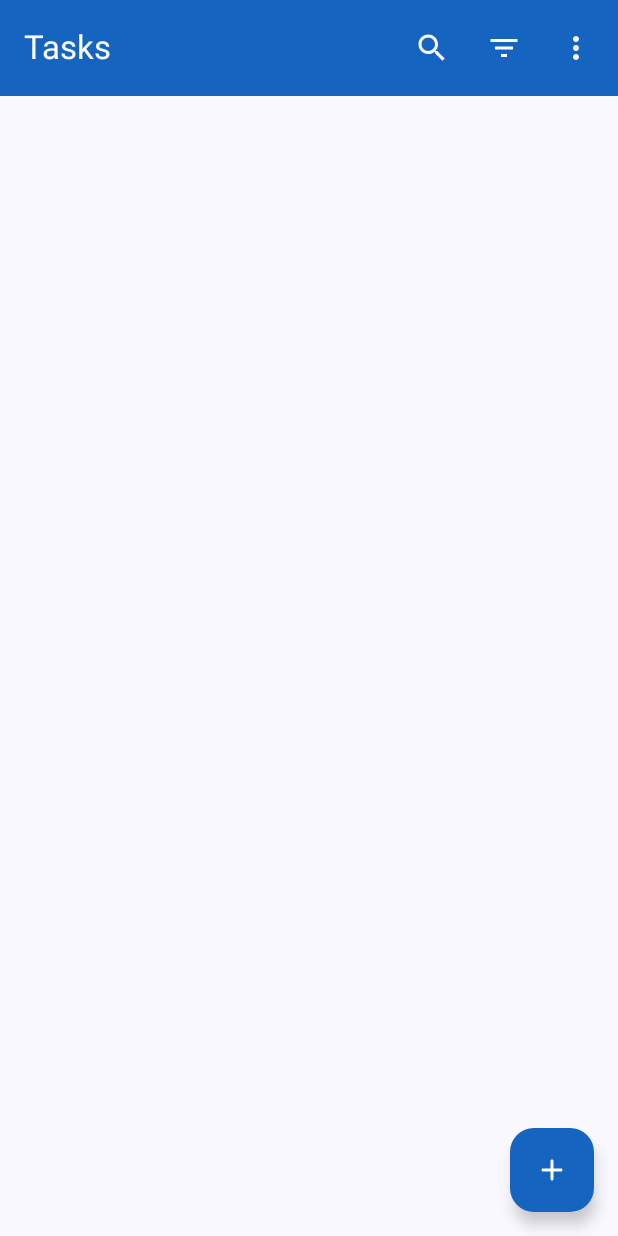
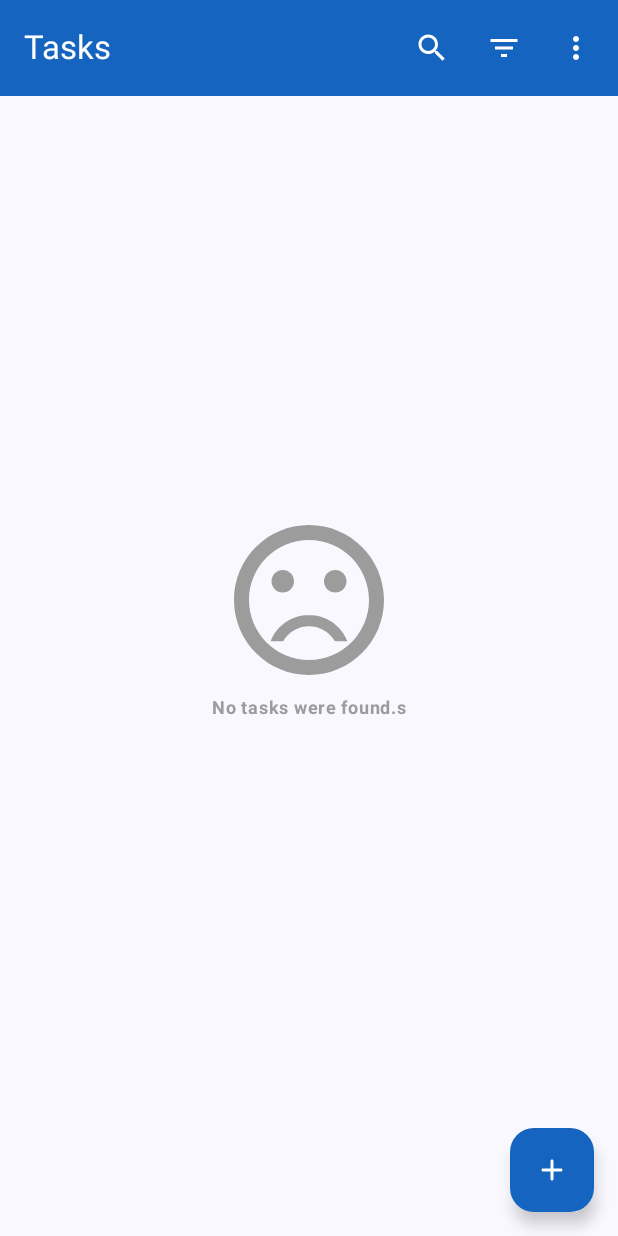
Before and after one commit to kroxon/ToDo_Compose_App, an Android app built with Jetpack Compose: the composable ListScreen shown on its own in the app's theme, on a phone screen of 412 x 824 dp. Run offline under Robolectric (Android 15) with nearby library versions, the phone set to English and light mode, and no system bars; our stand-ins replace Dagger/Hilt's generated code, Room's generated code.

```diff
--- /dev/null
+++ b/app/src/main/java/com/todocomposeapp/ui/screens/list/EmptyContent.kt
@@ -0,0 +1,50 @@
+package com.todocomposeapp.ui.screens.list
+
+import androidx.compose.foundation.background
+import androidx.compose.foundation.layout.Arrangement
+import androidx.compose.foundation.layout.Column
+import androidx.compose.foundation.layout.fillMaxSize
+import androidx.compose.foundation.layout.size
+import androidx.compose.material3.Icon
+import androidx.compose.material3.MaterialTheme
+import androidx.compose.material3.Text
+import androidx.compose.runtime.Composable
+import androidx.compose.ui.Alignment
+import androidx.compose.ui.Modifier
+import androidx.compose.ui.res.painterResource
+import androidx.compose.ui.res.stringResource
+import androidx.compose.ui.text.font.FontWeight
+import androidx.compose.ui.tooling.preview.Preview
+import androidx.compose.ui.unit.dp
+import com.todocomposeapp.R
+import com.todocomposeapp.ui.theme.MediumGrey
+
+@Composable
+fun EmptyContent() {
+    Column(
+        modifier = Modifier
+            .fillMaxSize()
+            .background(MaterialTheme.colorScheme.background),
+        horizontalAlignment = Alignment.CenterHorizontally,
+        verticalArrangement = Arrangement.Center
+    ) {
+        Icon(
+            painter = painterResource(id = R.drawable.ic_sad_face),
+            contentDescription = stringResource(id = R.string.sad_icon),
+            modifier = Modifier.size(120.dp),
+            tint = MediumGrey
+        )
+        Text(
+            text = stringResource(id = R.string.no_tasks_found),
+            color = MediumGrey,
+            fontWeight = FontWeight.Bold,
+            fontSize = MaterialTheme.typography.labelMedium.fontSize
+        )
+    }
+}
+
+@Composable
+@Preview
+private fun EmptyContentPreview(){
+    EmptyContent()
+}
--- a/app/src/main/java/com/todocomposeapp/ui/screens/list/ListScreen.kt
+++ b/app/src/main/java/com/todocomposeapp/ui/screens/list/ListScreen.kt
@@ -1,7 +1,9 @@
 package com.todocomposeapp.ui.screens.list
 
 import android.annotation.SuppressLint
+import android.util.Log
 import androidx.compose.foundation.background
+import androidx.compose.foundation.layout.padding
 import androidx.compose.material.icons.Icons
 import androidx.compose.material.icons.filled.Add
 import androidx.compose.material.icons.rounded.Add
@@ -14,6 +16,8 @@ import androidx.compose.material3.MaterialTheme
 import androidx.compose.material3.Scaffold
 import androidx.compose.material3.darkColorScheme
 import androidx.compose.runtime.Composable
+import androidx.compose.runtime.LaunchedEffect
+import androidx.compose.runtime.collectAsState
 import androidx.compose.runtime.getValue
 import androidx.compose.ui.Modifier
 import androidx.compose.ui.graphics.Color
@@ -22,6 +26,7 @@ import androidx.compose.ui.res.stringResource
 import androidx.compose.ui.tooling.preview.Preview
 import androidx.lifecycle.ViewModel
 import com.todocomposeapp.R
+import com.todocomposeapp.ui.theme.TOP_APP_BAR_HEIGHT
 import com.todocomposeapp.ui.theme.fabContentColor
 import com.todocomposeapp.ui.viewmodels.SharedViewModel
 import com.todocomposeapp.util.SearchAppBarState
@@ -33,6 +38,12 @@ fun ListScreen(
     navigateToTaskScreen: (Int) -> Unit,
     sharedViewModel: SharedViewModel
 ) {
+
+    LaunchedEffect(key1 = true) {
+        sharedViewModel.getAllTasks()
+    }
+    val allTasks by sharedViewModel.allTasks.collectAsState()
+
     val searchAppBarState: SearchAppBarState by sharedViewModel.searchAppBarState
     val searchTextState: String by sharedViewModel.searchTextState
 
@@ -45,7 +56,10 @@ fun ListScreen(
             )
         },
         content = {
-                  ListContent()
+            ListContent(
+                tasks = allTasks,
+                navigateToTaskScreens = navigateToTaskScreen
+            )
         },
         floatingActionButton = {
             ListFab(onFabClicked = navigateToTaskScreen)
--- /dev/null
+++ b/app/src/main/res/drawable/ic_sad_face.xml
@@ -0,0 +1,7 @@
+<vector android:height="24dp" android:tint="#000000"
+    android:viewportHeight="24" android:viewportWidth="24"
+    android:width="24dp" xmlns:android="http://schemas.android.com/apk/res/android">
+    <path android:fillColor="@android:color/white" android:pathData="M15.5,9.5m-1.5,0a1.5,1.5 0,1 1,3 0a1.5,1.5 0,1 1,-3 0"/>
+    <path android:fillColor="@android:color/white" android:pathData="M8.5,9.5m-1.5,0a1.5,1.5 0,1 1,3 0a1.5,1.5 0,1 1,-3 0"/>
+    <path android:fillColor="@android:color/white" android:pathData="M11.99,2C6.47,2 2,6.48 2,12s4.47,10 9.99,10C17.52,22 22,17.52 22,12S17.52,2 11.99,2zM12,20c-4.42,0 -8,-3.58 -8,-8s3.58,-8 8,-8 8,3.58 8,8 -3.58,8 -8,8zM12,14c-2.33,0 -4.32,1.45 -5.12,3.5h1.67c0.69,-1.19 1.97,-2 3.45,-2s2.75,0.81 3.45,2h1.67c-0.8,-2.05 -2.79,-3.5 -5.12,-3.5z"/>
+</vector>
--- a/app/src/main/res/values/strings.xml
+++ b/app/src/main/res/values/strings.xml
@@ -2,6 +2,7 @@
     <string name="app_name">ToDo Compose App</string>
 
     <string name="sort_tasks">Sort Tasks</string>
+    <string name="no_tasks_found">No tasks were found.s</string>
     <string name="search_action">Search Tasks</string>
     <string name="add_button">Add Button</string>
     <string name="delete_all_actions">Delete All</string>
@@ -9,4 +10,5 @@
     <string name="search_placeholder">Search</string>
     <string name="search_icon">Search Icon</string>
     <string name="close_icon">Close Icon</string>
+    <string name="sad_icon">Sad Face Icon</string>
 </resources>
```
Also changed, not shown: app/src/main/java/com/todocomposeapp/ui/screens/list/ListContent.kt (+37 -2 lines).
